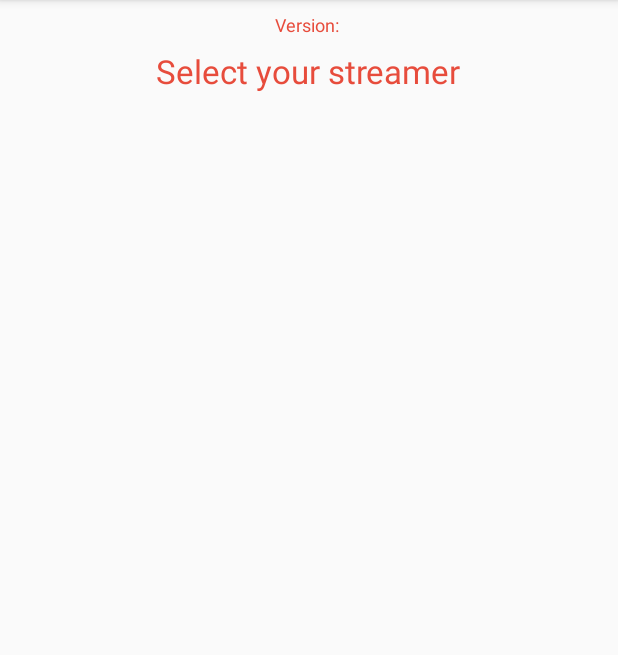
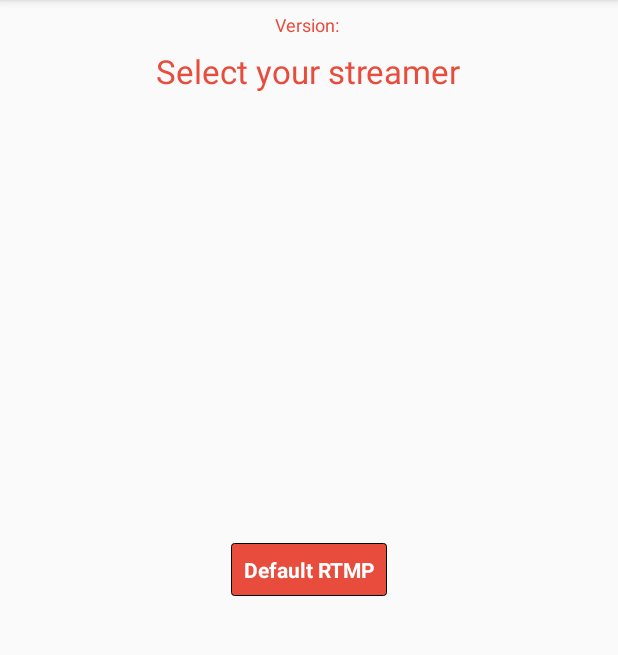
Before and after one commit to Factoriall/CapstoneDesignTeam2, an Android app: the screen it shows after launch (MainActivity), on a phone screen of 412 x 824 dp, the part 84-739 px from its top. Run offline under Robolectric (Android 15) with nearby library versions, the phone set to English and light mode, and no system bars.

Commit message:
Modify activity_main.xml

```diff
--- a/android/app/src/main/res/layout/activity_main.xml
+++ b/android/app/src/main/res/layout/activity_main.xml
@@ -3,43 +3,35 @@
     android:id="@+id/activity_main"
     android:layout_width="match_parent"
     android:layout_height="match_parent"
-    android:gravity="center"
-    android:orientation="vertical"
-    >
+    android:gravity="center|top"
+    android:orientation="vertical">
 
   <TextView
       android:id="@+id/tv_version"
       android:layout_width="wrap_content"
       android:layout_height="wrap_content"
+      android:layout_marginLeft="8dp"
+      android:layout_marginTop="8dp"
+      android:layout_marginRight="8dp"
       android:textColor="@color/appColor"
-      android:textSize="12sp"
-      android:layout_marginTop="@dimen/grid_2"
-      android:layout_marginLeft="@dimen/grid_2"
-      android:layout_marginRight="@dimen/grid_2"
-      />
+      android:textSize="12sp" />
+
   <TextView
       android:id="@+id/tv_select"
       android:layout_width="wrap_content"
       android:layout_height="wrap_content"
-      android:layout_marginTop="@dimen/grid_2"
-      android:layout_marginLeft="@dimen/grid_2"
-      android:layout_marginRight="@dimen/grid_2"
+      android:layout_marginLeft="8dp"
+      android:layout_marginTop="8dp"
+      android:layout_marginRight="8dp"
       android:text="@string/tv_select"
       android:textColor="@color/appColor"
-      android:textSize="22sp"
-      />
+      android:textSize="22sp" />
 
-  <GridView
-      android:id="@+id/list"
-      android:layout_width="match_parent"
-      android:layout_height="match_parent"
-      android:layout_marginTop="@dimen/grid_1"
-      android:columnWidth="40dp"
-      android:gravity="center"
-      android:horizontalSpacing="@dimen/grid_2"
-      android:numColumns="2"
-      android:padding="@dimen/grid_2"
-      android:stretchMode="columnWidth"
-      android:verticalSpacing="@dimen/grid_2"
-      />
+  <Button
+      android:id="@+id/b_rtmp"
+      android:layout_width="wrap_content"
+      android:layout_height="wrap_content"
+      android:layout_marginTop="300dp"
+      android:text="@string/default_rtmp" />
+
 </LinearLayout>
```
